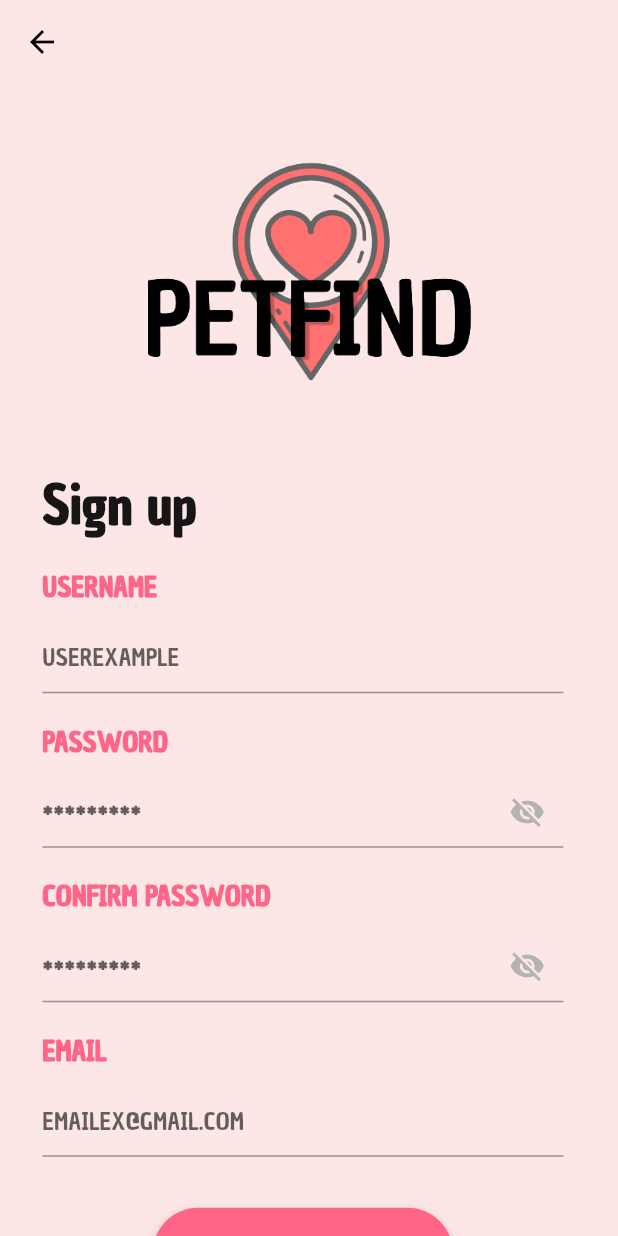
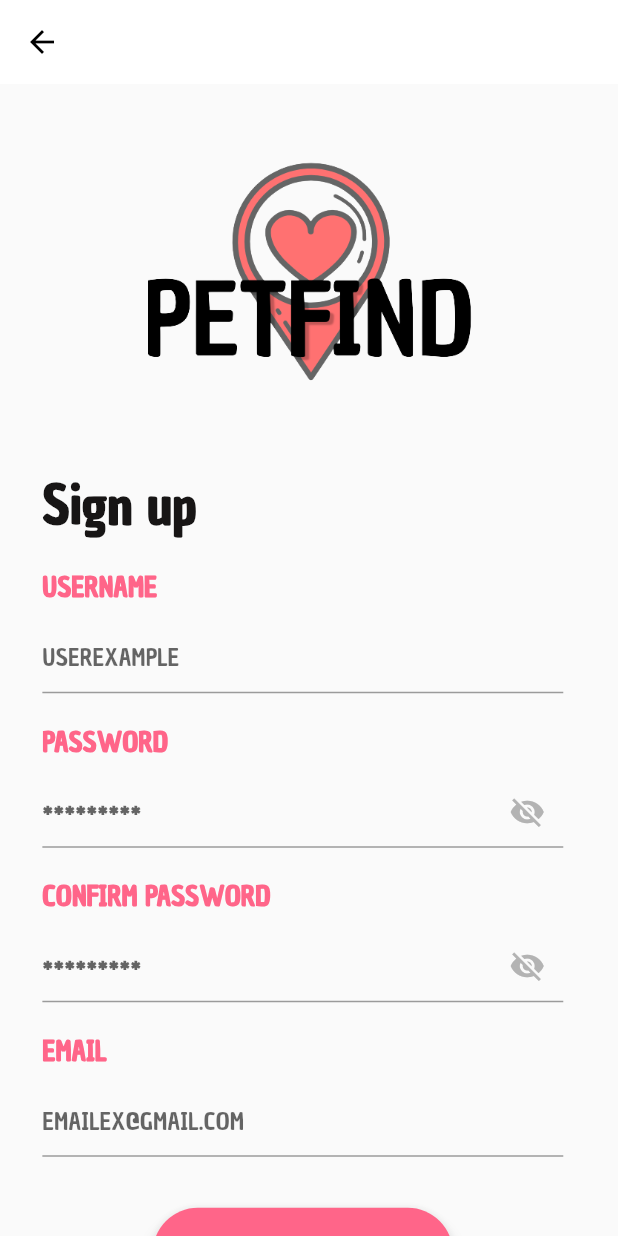
Before and after one commit to BrianFlores7/PETFIND-APP, a Flutter app: the CreateAccount screen opened directly, on a phone screen of 412 x 824 dp. Run offline on Flutter 3.47's test engine with Material 2 defaults, Android fonts, the phone set to English and light mode, and no system bars; our stand-ins replace flutter_easyloading.

Commit message:
fixing background

```diff
--- a/lib/Login/ui/screen/login.dart
+++ b/lib/Login/ui/screen/login.dart
@@ -26,7 +26,7 @@ class _LoginState extends State<Login> {
     return SafeArea(
       child: Scaffold(
         resizeToAvoidBottomInset: true,
-        backgroundColor: ColorsViews.background_color,
+        backgroundColor: Colors.white,
         body: SingleChildScrollView(
           child: Column(
             children: [
--- a/lib/Register/ui/screen/sign_up.dart
+++ b/lib/Register/ui/screen/sign_up.dart
@@ -37,8 +37,8 @@ class _CreateAccountState extends State<CreateAccount> {
       appBar: AppBar(
           elevation: 0,
           leading: goBackButton(context),
-          backgroundColor: ColorsViews.background_color),
-      backgroundColor: ColorsViews.background_color,
+          backgroundColor: Colors.white),
+
       body: SingleChildScrollView(
         child: Column(
           children: [
--- a/lib/main.dart
+++ b/lib/main.dart
@@ -1,5 +1,6 @@
 import 'package:flutter/material.dart';
 import 'package:petfind/Home/ui/screen/home_main.dart';
+import 'package:petfind/Login/ui/screen/login.dart';
 import 'package:petfind/Register/ui/screen/sign_up.dart';
 
 
@@ -41,7 +42,7 @@ class _MyHomePageState extends State<MyHomePage> {
   @override
   Widget build(BuildContext context) {
     return Scaffold(
-      body: HomeView(),
+      body: Login(),
      );
   }
 }
```
